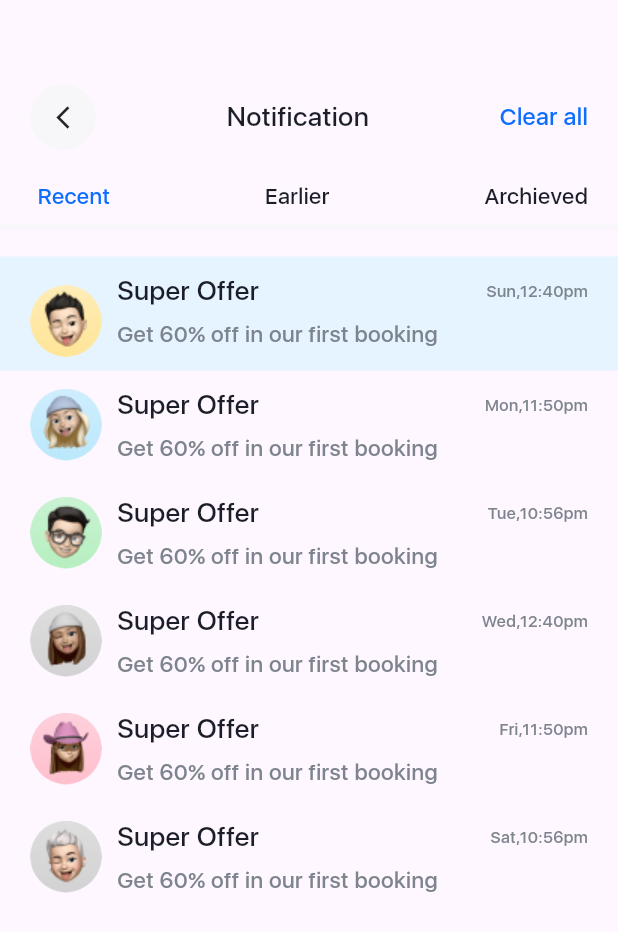
After one commit to obidkhandev/homework---14-UI, a Flutter app: the NotificationScreen screen opened directly, on a phone screen of 412 x 824 dp. The commit adds this screen. Shown: the top 932 px of the screen. Run offline on Flutter 3.47's test engine with Material 3 defaults, Android fonts, the phone set to English and light mode, and no system bars; our stand-ins replace fl_chart, flutter_svg, persistent_bottom_nav_bar.

Commit message:
notification Page

```diff
--- a/lib/main.dart
+++ b/lib/main.dart
@@ -5,6 +5,7 @@ import 'package:modul_4_homework_obidxon/ui_10/screen/home_screen.dart';
 import 'package:modul_4_homework_obidxon/ui_12/screens/home_screens.dart';
 import 'package:modul_4_homework_obidxon/ui_13/screens/on_boarding_screen.dart';
 import 'package:modul_4_homework_obidxon/ui_14/pages/home/home_screen.dart';
+import 'package:modul_4_homework_obidxon/ui_14/pages/material.dart';
 import 'package:modul_4_homework_obidxon/ui_14/pages/sing/forgot_password.dart';
 import 'package:modul_4_homework_obidxon/ui_14/pages/sing/verification.dart';
 import 'package:modul_4_homework_obidxon/ui_14/pages/splash/splash_page.dart';
@@ -57,7 +58,7 @@ class _MyHomePageState extends State<MyHomePage> {
       // const SplashScreenUi14(),
       // HomeScreenUi14(),
       // ForgotPasswordUi14()
-      VerificationScreen(),
+      MyAppUi14()
     ];
     return Scaffold(
       floatingActionButton: FloatingActionButton(
--- a/lib/ui_14/pages/home/home_screen.dart
+++ b/lib/ui_14/pages/home/home_screen.dart
@@ -1,6 +1,7 @@
 import 'package:flutter/material.dart';
 import 'package:modul_4_homework_obidxon/ui_14/compotations.dart';
 import 'package:modul_4_homework_obidxon/ui_14/pages/details/details_screen.dart';
+import 'package:modul_4_homework_obidxon/ui_14/pages/notification/notification_screen.dart';
 import 'package:modul_4_homework_obidxon/ui_14/widget/notifications.dart';
 import 'package:modul_4_homework_obidxon/ui_14/widget/person_circle.dart';
 import 'package:modul_4_homework_obidxon/ui_14/widget/travel_card.dart';
@@ -50,7 +51,18 @@ class _HomeScreenUi14State extends State<HomeScreenUi14> {
                     ],
                   ),
                 ),
-                MyNotifications()
+                GestureDetector(
+                    onTap: () {
+                      Navigator.push(
+                        context,
+                        MaterialPageRoute(
+                          builder: (context) {
+                            return NotificationScreen();
+                          },
+                        ),
+                      );
+                    },
+                    child: MyNotifications())
               ],
             ),
             const SizedBox(height: 20),
--- /dev/null
+++ b/lib/ui_14/pages/material.dart
@@ -0,0 +1,17 @@
+import 'package:flutter/material.dart';
+import 'package:modul_4_homework_obidxon/ui_14/pages/sing/verification.dart';
+
+class MyAppUi14 extends StatelessWidget {
+  const MyAppUi14({super.key});
+
+  @override
+  Widget build(BuildContext context) {
+    return MaterialApp(
+      debugShowCheckedModeBanner: false,
+      theme: ThemeData(
+        scaffoldBackgroundColor: Colors.white,
+      ),
+      home: VerificationScreen(),
+    );
+  }
+}
--- /dev/null
+++ b/lib/ui_14/pages/notification/notification_card.dart
@@ -0,0 +1,79 @@
+import 'package:flutter/material.dart';
+import 'package:modul_4_homework_obidxon/ui_14/compotations.dart';
+
+class NotificationCard extends StatelessWidget {
+  final String image;
+  final String text;
+  final String time;
+  final bool isRead;
+  final Color textColor;
+  final double topSize;
+  final double rigth;
+  final double left;
+  final Function()? press;
+  const NotificationCard({
+    super.key,
+    required this.image,
+    required this.text,
+    required this.time,
+    this.isRead = false,
+    this.textColor = kSubTextColorUi14,
+    this.press,
+    this.topSize = 20,
+    this.rigth = 20,
+    this.left = 20,
+  });
+
+  @override
+  Widget build(BuildContext context) {
+    return GestureDetector(
+      onTap: press,
+      child: Padding(
+        padding: EdgeInsets.only(top: topSize,left: left,right: rigth),
+        child: Row(
+          children: [
+            Container(
+              height: 48,
+              width: 48,
+              decoration: BoxDecoration(
+                shape: BoxShape.circle,
+                image: DecorationImage(
+                  image: AssetImage(image),
+                ),
+              ),
+            ),
+            SizedBox(width: 10),
+            Expanded(
+              child: Column(
+                crossAxisAlignment: CrossAxisAlignment.start,
+                children: [
+                  Row(
+                    children: [
+                      Text(
+                        "Super Offer",
+                        style: kSfUiSytle.copyWith(
+                          color: kTextColorUi14,
+                          fontSize: 18,
+                        ),
+                      ),
+                      Spacer(),
+                      Text(
+                        time,
+                        style: kSfUiSytle.copyWith(fontSize: 11),
+                      ),
+                    ],
+                  ),
+                  SizedBox(height: 5),
+                  Text(
+                    text,
+                    style: kSfUiSytle.copyWith(overflow: TextOverflow.ellipsis),
+                  ),
+                ],
+              ),
+            ),
+          ],
+        ),
+      ),
+    );
+  }
+}
--- /dev/null
+++ b/lib/ui_14/pages/notification/notification_screen.dart
@@ -0,0 +1,99 @@
+import 'package:flutter/material.dart';
+import 'package:modul_4_homework_obidxon/ui_14/compotations.dart';
+import 'package:modul_4_homework_obidxon/ui_14/pages/message/chat_card.dart';
+import 'package:modul_4_homework_obidxon/ui_14/pages/notification/notification_card.dart';
+import 'package:modul_4_homework_obidxon/ui_14/pages/profile/profile_screen.dart';
+import 'package:modul_4_homework_obidxon/ui_14/widget/line_border.dart';
+
+class NotificationScreen extends StatelessWidget {
+  const NotificationScreen({super.key});
+
+  @override
+  Widget build(BuildContext context) {
+    return Scaffold(
+      body: Column(
+        children: [
+          Padding(
+            padding: const EdgeInsets.only(left: 20, right: 20, top: 56),
+            child: MyAppBar2(
+              title: "Notification",
+              child: Text(
+                "Clear all",
+                style: kSfUiSytle.copyWith(
+                  fontWeight: FontWeight.w600,
+                  fontSize: 16,
+                  color: kPrimaryColorUi14,
+                ),
+              ),
+            ),
+          ),
+          Padding(
+            padding:
+                const EdgeInsets.only(left: 25, top: 20, bottom: 10, right: 20),
+            child: Row(
+              mainAxisAlignment: MainAxisAlignment.spaceBetween,
+              children: [
+                Text(
+                  "Recent",
+                  style: kSfUiSytle.copyWith(color: kPrimaryColorUi14),
+                ),
+                Text(
+                  "Earlier",
+                  style: kSfUiSytle.copyWith(color: kTextColorUi14),
+                ),
+                Text(
+                  "Archieved",
+                  style: kSfUiSytle.copyWith(color: kTextColorUi14),
+                ),
+              ],
+            ),
+          ),
+          LineBorder(
+            height: 0,
+            width: double.infinity,
+          ),
+          Container(
+            margin: EdgeInsets.only(top: 20),
+            // padding: EdgeInsets.symmetric(vertical: 10),
+            alignment: Alignment.center,
+            width: double.infinity,
+            height: 76,
+            color: Color.fromRGBO(229, 244, 255, 1),
+            child: NotificationCard(
+              topSize: 10,
+              image: "assets/ui_14/images/Ellipse 897 (1).png",
+              text: "Get 60% off in our first booking",
+              time: "Sun,12:40pm",
+            ),
+          ),
+          NotificationCard(
+            topSize: 10,
+              image: "assets/ui_14/images/Ellipse 897 (2).png",
+              text: "Get 60% off in our first booking",
+              time: "Mon,11:50pm",
+            ),
+           NotificationCard(
+              image: "assets/ui_14/images/Ellipse 897 (3).png",
+              text: "Get 60% off in our first booking",
+              time: "Tue,10:56pm",
+            ),
+             NotificationCard(
+              image: "assets/ui_14/images/Ellipse 897 (4).png",
+              text: "Get 60% off in our first booking",
+              time: "Wed,12:40pm",
+            ),
+             NotificationCard(
+              image: "assets/ui_14/images/Ellipse 897 (5).png",
+              text: "Get 60% off in our first booking",
+              time: "Fri,11:50pm",
+            ),
+             NotificationCard(
+              image: "assets/ui_14/images/Ellipse 897 (6).png",
+              text: "Get 60% off in our first booking",
+              time: "Sat,10:56pm",
+            ),
+        ],
+      ),
+    );
+  }
+}
--- a/lib/ui_14/pages/popular_package/popular_package_card.dart
+++ b/lib/ui_14/pages/popular_package/popular_package_card.dart
@@ -1,7 +1,6 @@
 import 'package:flutter/material.dart';
 import 'package:modul_4_homework_obidxon/ui_14/compotations.dart';
 import 'package:modul_4_homework_obidxon/ui_14/widget/locationName_icon.dart';
-import 'package:modul_4_homework_obidxon/ui_14/widget/location_and_profiles.dart';
 import 'package:modul_4_homework_obidxon/ui_14/widget/rating.dart';
 
 class PopularPackageCard extends StatelessWidget {
--- a/lib/ui_14/pages/search/search_screen.dart
+++ b/lib/ui_14/pages/search/search_screen.dart
@@ -3,7 +3,6 @@ import 'package:modul_4_homework_obidxon/ui_14/compotations.dart';
 import 'package:modul_4_homework_obidxon/ui_14/pages/popular_places/popular_place_card.dart';
 import 'package:modul_4_homework_obidxon/ui_14/pages/profile/profile_screen.dart';
 import 'package:modul_4_homework_obidxon/ui_14/pages/sing/compotations/email_field_container.dart';
-import 'package:modul_4_homework_obidxon/ui_14/widget/arrow_icon.dart';
 import 'package:modul_4_homework_obidxon/ui_14/widget/line_border.dart';
 
 class SearchScreenUi14 extends StatelessWidget {
@@ -35,7 +34,7 @@ class SearchScreenUi14 extends StatelessWidget {
                 ),
               ),
               SizedBox(height: 10),
-              EmailFieldContainer(
+              const EmailFieldContainer(
                 child: TextField(
                   decoration: InputDecoration(
                       border: InputBorder.none,
@@ -69,7 +68,7 @@ class SearchScreenUi14 extends StatelessWidget {
                 height: size.height,
                 width: double.infinity,
                 child: GridView(
-                  gridDelegate: SliverGridDelegateWithFixedCrossAxisCount(
+                  gridDelegate: const SliverGridDelegateWithFixedCrossAxisCount(
                     crossAxisCount: 2,
                     mainAxisExtent: 230,
                     mainAxisSpacing: 20,
--- a/lib/ui_9/screen/my_app.dart
+++ b/lib/ui_9/screen/my_app.dart
@@ -9,13 +9,14 @@ class MyAppUi9 extends StatelessWidget {
   Widget build(BuildContext context) {
     return MaterialApp(
       debugShowCheckedModeBanner: false,
+
       theme: ThemeData(
         primaryColor: kPrimaryColorUi9,
         scaffoldBackgroundColor: Colors.white,
         appBarTheme: AppBarTheme(color: kPrimaryColorUi9),
         textTheme: TextTheme(
           bodyLarge: TextStyle(color: kSecondaryColorUi9),
-          bodyMedium: TextStyle(color: kSecondaryColorUi9)
+          bodyMedium: TextStyle(color: kSecondaryColorUi9),
         )
       ),
       home: HomePageUi9(),
```
Also changed, not shown: assets/ui_14/images/Ellipse 897 (1).png (added), assets/ui_14/images/Ellipse 897 (2).png (added), assets/ui_14/images/Ellipse 897 (3).png (added), assets/ui_14/images/Ellipse 897 (4).png (added), assets/ui_14/images/Ellipse 897 (5).png (added), assets/ui_14/images/Ellipse 897 (6).png (added).
